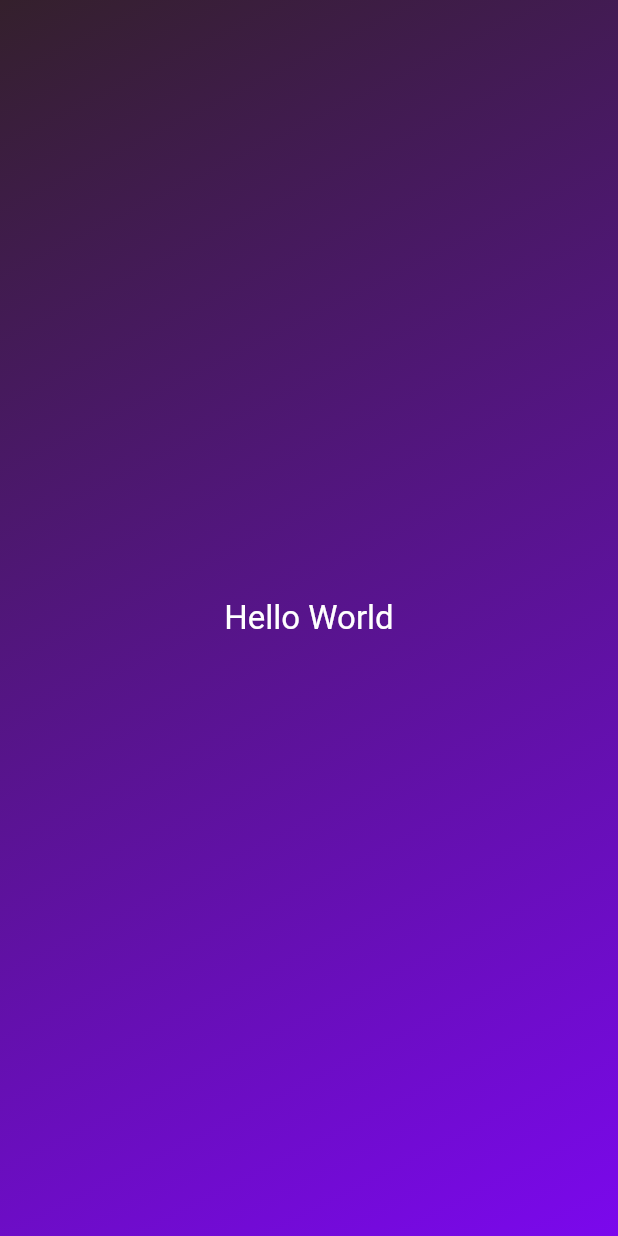
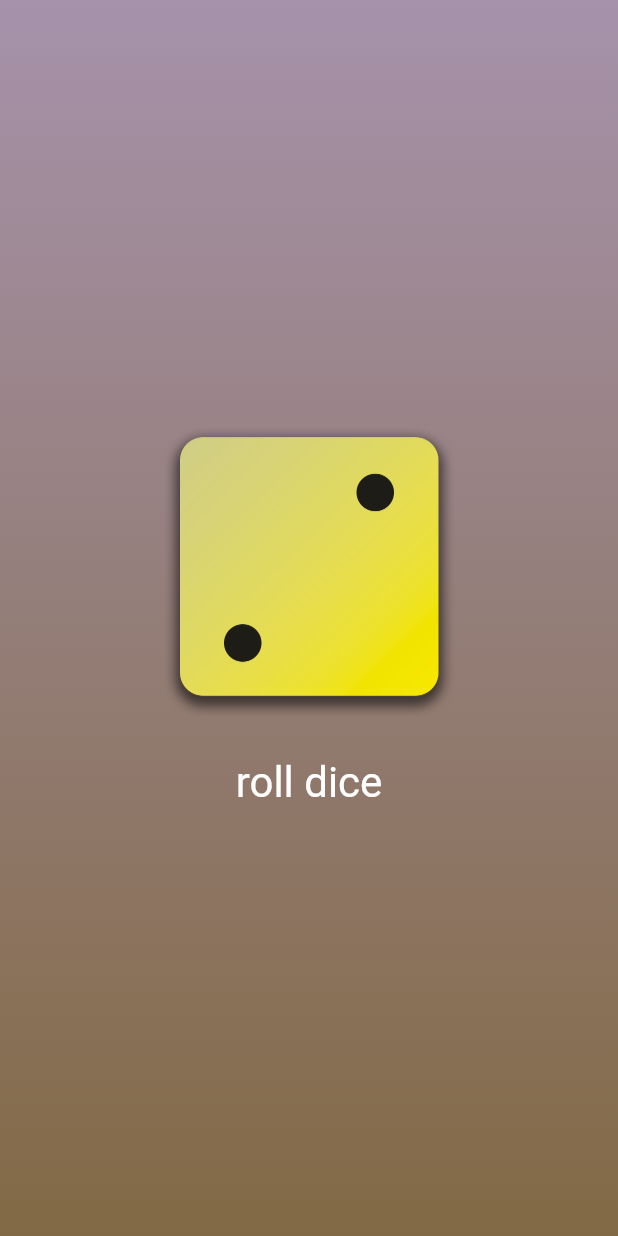
Before and after one commit to MohammadRafiei/FlutterTraining, a Flutter app: the screen it shows after launch, on a phone screen of 412 x 824 dp. Run offline on Flutter 3.47's test engine with Material 2 defaults, Android fonts, the phone set to English and light mode, and no system bars.

Commit message:
finish task1

```diff
--- /dev/null
+++ b/first_app/lib/dice-roller.dart
@@ -0,0 +1,44 @@
+import 'package:flutter/material.dart';
+import 'dart:math';
+class DiceRoller extends StatefulWidget{
+  const DiceRoller ({super.key});
+  @override
+   State<DiceRoller> createState (){
+    return _DiceRollerState();
+}
+
+}
+class _DiceRollerState extends State<DiceRoller>{
+  var currentDiceRoll = 2;
+  void rollDice() {
+    var diceRoll = Random().nextInt(6)+1;
+    setState(() {
+          currentDiceRoll = Random().nextInt(6)+1;
+    });
+  }
+  @override
+  Widget build(context){
+return Column(
+          mainAxisSize: MainAxisSize.min,
+          children: [
+            Image.asset(
+              'assets/images/dice-$currentDiceRoll.png',
+              width: 200,
+            ),
+          const SizedBox(height: 20),
+            TextButton(
+              onPressed: rollDice,
+              style: TextButton.styleFrom(
+                // padding: const EdgeInsets.only(top: 20,),
+                foregroundColor: Colors.white,
+                textStyle: const TextStyle(fontSize: 28,
+                ),
+              ),
+              child: const Text('roll dice'),
+            )
+          ],
+        );
+
+  }
+
+}
--- a/first_app/lib/gradiant_container.dart
+++ b/first_app/lib/gradiant_container.dart
@@ -1,17 +1,48 @@
+import 'package:first_app/dice-roller.dart';
 import 'package:flutter/material.dart';
-import 'package:first_app/styled_text.dart';
-class GradiantContainer extends StatelessWidget{
-  const GradiantContainer({super.key});
-Widget build(context){
-return Container(
-decoration: const BoxDecoration(
-  gradient: LinearGradient(
-colors: [Color.fromARGB(255, 52, 32, 44),Color.fromARGB(255, 123, 8, 237)],
-begin: Alignment.topLeft,
-end: Alignment.bottomRight,
-  )
-),
-child: const Center(child: StyledText()),
-);
+
+var startAlignment = Alignment.topLeft;
+var endAlignment = Alignment.bottomLeft;
+
+class GradiantContainer extends StatelessWidget {
+   const GradiantContainer(this.color1, this.color2,);
+   const GradiantContainer.purple({super.key})
+      : color1 = Colors.deepPurple,
+        color2 = Colors.indigo;
+  final Color color1;
+  final Color color2;
+
+  Widget build(context) {
+    return Container(
+      decoration: BoxDecoration(
+        gradient: LinearGradient(
+          colors: [color1, color2],
+          begin: startAlignment,
+          end: endAlignment,
+        ),
+      ),
+      child: const Center(
+        child: DiceRoller(),
+      ),
+    );
+  }
 }
-}
+
+// class GradiantContainer extends StatelessWidget{
+//   const GradiantContainer({super.key, required this.colors});
+//   final List<Color> colors;
+// Widget build(context){
+// return Container(
+// decoration: BoxDecoration(
+//   gradient: LinearGradient(
+// colors: colors,
+//         begin: startAlignment,
+//         end: endAlignment,
+//   ),
+// ),
+// child: const Center(
+//   child: StyledText('Hello world'),
+// ),
+// );
+// }
+// }
--- a/first_app/lib/main.dart
+++ b/first_app/lib/main.dart
@@ -5,9 +5,9 @@ import 'package:first_app/gradiant_container.dart';
 void main() {
 runApp(
 
-    const MaterialApp(
+     const MaterialApp(
      home:Scaffold(
-      body: GradiantContainer(),
+      body: const GradiantContainer( Color.fromARGB(255, 166, 146, 171), Color.fromARGB(255, 130, 105, 69)),
   )
   )
 );
--- a/first_app/lib/styled_text.dart
+++ b/first_app/lib/styled_text.dart
@@ -1,11 +1,13 @@
 import 'package:flutter/material.dart';
 class StyledText extends StatelessWidget{
-const StyledText({super.key});
+const StyledText(this.text,{super.key});
+final String text;
 @override
 Widget build(context){
-  return const Text('Hello World',
-  style: TextStyle(color: Colors.white,
-  fontSize: 22,
+  return  Text(
+    text,
+  style: const TextStyle(color: Colors.white,
+  fontSize: 28,
   ),
   );
 }
```
Also changed, not shown: first_app/pubspec.yaml (+8 -3 lines), first_app/assets/images/dice-1.png (added), first_app/assets/images/dice-2.png (added), first_app/assets/images/dice-3.png (added), first_app/assets/images/dice-4.png (added), first_app/assets/images/dice-5.png (added), first_app/assets/images/dice-6.png (added).
